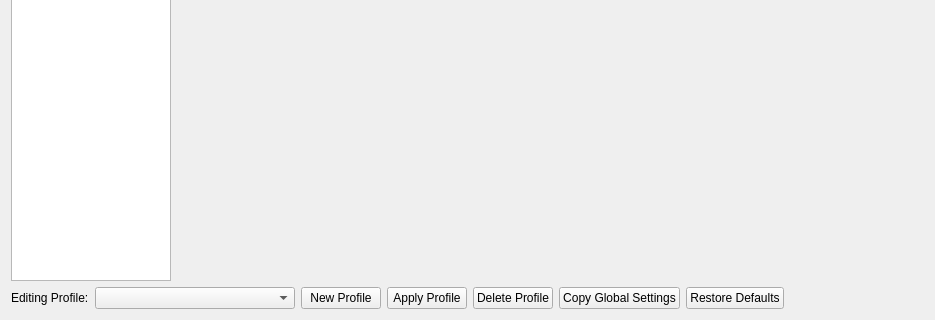
Before: the Qt Designer form src/duckstation-qt/controllersettingswindow.ui in kofxi3584karlayang/duckstation, drawn with Qt 5; both pictures show x 0 to 935 and y 354 to 674 of the 1288 by 674 pixel window.
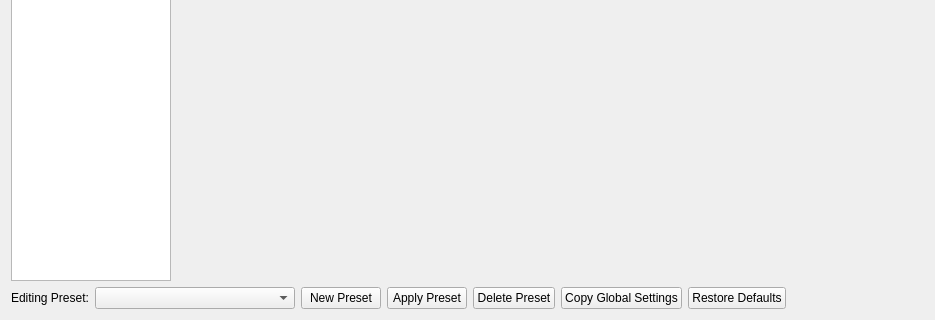
After: the same form once the commit is applied. Icons and pictures are not drawn.

Commit message:
Qt: Rename 'Input Profile' to 'Controller Preset'
Hopefully more noob-proof?

```diff
--- a/src/duckstation-qt/controllersettingswindow.ui
+++ b/src/duckstation-qt/controllersettingswindow.ui
@@ -72,7 +72,7 @@
        <item>
         <widget class="QLabel" name="editProfileLabel">
          <property name="text">
-          <string>Editing Profile:</string>
+          <string>Editing Preset:</string>
          </property>
         </widget>
        </item>
@@ -89,7 +89,7 @@
        <item>
         <widget class="QPushButton" name="newProfile">
          <property name="text">
-          <string>New Profile</string>
+          <string>New Preset</string>
          </property>
          <property name="icon">
           <iconset theme="add-line"/>
@@ -99,7 +99,7 @@
        <item>
         <widget class="QPushButton" name="applyProfile">
          <property name="text">
-          <string>Apply Profile</string>
+          <string>Apply Preset</string>
          </property>
          <property name="icon">
           <iconset theme="folder-open-line"/>
@@ -109,7 +109,7 @@
        <item>
         <widget class="QPushButton" name="deleteProfile">
          <property name="text">
-          <string>Delete Profile</string>
+          <string>Delete Preset</string>
          </property>
          <property name="icon">
           <iconset theme="minus-line"/>
```
The commit also changes 4 other files.
